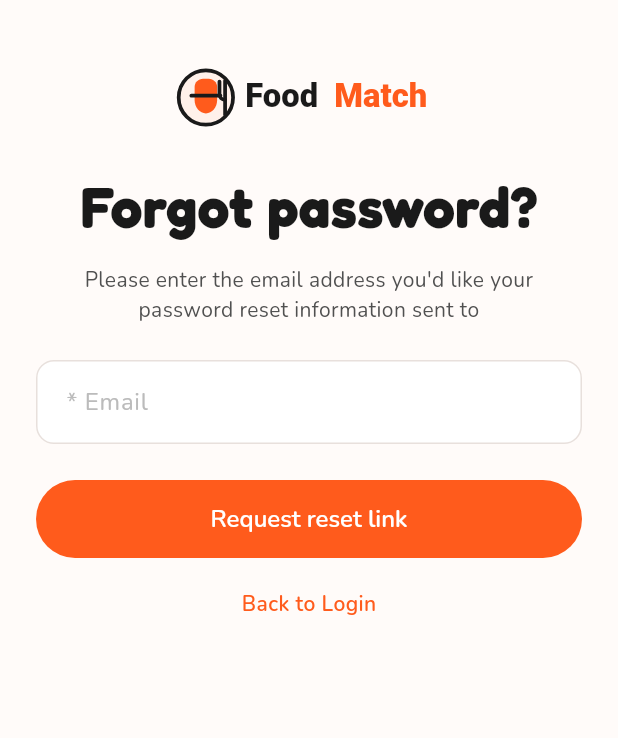
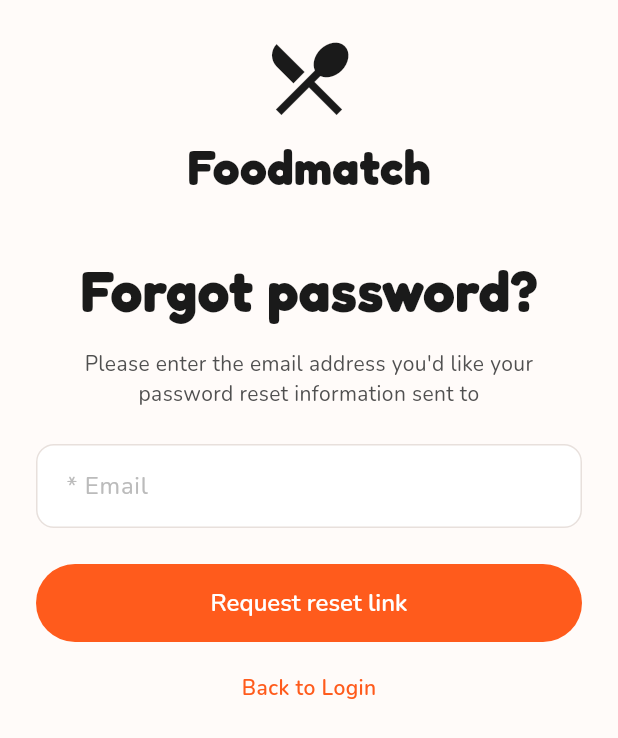
Before and after one commit to PavelMaximov/FoodMatch-App, a Flutter app: the screen it shows after launch, after a tap on "Forgot password?", on a phone screen of 412 x 824 dp. Shown: the top 738 px of the screen. Run offline on Flutter 3.47's test engine with Material 3 defaults, Android fonts, the phone set to English and light mode, and no system bars; our stand-ins replace cached_network_image, flutter_secure_storage, flutter_svg, go_router, google_fonts, hive_flutter and 3 more; accounts and stored records are empty; project files that could hold a hidden picture were left out.

Commit message:
Revert "Use SVG logo on auth screens"
This reverts commit fad49718089c022976ec022b196119a613bb272e.

```diff
--- a/food_match/lib/features/auth/presentation/screens/forgot_password_screen.dart
+++ b/food_match/lib/features/auth/presentation/screens/forgot_password_screen.dart
@@ -8,8 +8,8 @@ import '../../../../core/theme/app_text_styles.dart';
 import '../../../../core/utils/snackbar_utils.dart';
 import '../../../../core/utils/validators.dart';
 import '../../../../shared/widgets/app_button.dart';
+import '../../../../shared/widgets/app_logo_header.dart';
 import '../../../../shared/widgets/app_text_field.dart';
-import '../widgets/auth_logo.dart';
 
 class ForgotPasswordScreen extends StatefulWidget {
   const ForgotPasswordScreen({super.key});
@@ -46,7 +46,7 @@ class _ForgotPasswordScreenState extends State<ForgotPasswordScreen> {
               crossAxisAlignment: CrossAxisAlignment.center,
               children: <Widget>[
                 const SizedBox(height: 20),
-                const AuthLogo(),
+                const AppLogoHeader(showSubtitle: false),
                 Text(
                   AppStrings.resetPasswordTitle,
                   style: AppTextStyles.pageTitle,
--- a/food_match/lib/features/auth/presentation/screens/login_screen.dart
+++ b/food_match/lib/features/auth/presentation/screens/login_screen.dart
@@ -10,8 +10,8 @@ import '../../../../core/theme/app_text_styles.dart';
 import '../../../../core/utils/snackbar_utils.dart';
 import '../../../../core/utils/validators.dart';
 import '../../../../shared/widgets/app_button.dart';
+import '../../../../shared/widgets/app_logo_header.dart';
 import '../../../../shared/widgets/app_text_field.dart';
-import '../widgets/auth_logo.dart';
 import '../../logic/auth_provider.dart';
 
 class LoginScreen extends StatefulWidget {
@@ -169,7 +169,7 @@ class _LoginScreenState extends State<LoginScreen> {
               crossAxisAlignment: CrossAxisAlignment.center,
               children: <Widget>[
                 const SizedBox(height: 20),
-                const AuthLogo(),
+                const AppLogoHeader(showSubtitle: true),
                 Text(
                   AppStrings.login,
                   style: AppTextStyles.pageTitle,
--- a/food_match/lib/features/auth/presentation/screens/register_screen.dart
+++ b/food_match/lib/features/auth/presentation/screens/register_screen.dart
@@ -10,8 +10,8 @@ import '../../../../core/theme/app_text_styles.dart';
 import '../../../../core/utils/snackbar_utils.dart';
 import '../../../../core/utils/validators.dart';
 import '../../../../shared/widgets/app_button.dart';
+import '../../../../shared/widgets/app_logo_header.dart';
 import '../../../../shared/widgets/app_text_field.dart';
-import '../widgets/auth_logo.dart';
 import '../../logic/auth_provider.dart';
 
 class RegisterScreen extends StatefulWidget {
@@ -161,7 +161,7 @@ class _RegisterScreenState extends State<RegisterScreen> {
               crossAxisAlignment: CrossAxisAlignment.center,
               children: <Widget>[
                 const SizedBox(height: 20),
-                const AuthLogo(),
+                const AppLogoHeader(showSubtitle: true),
                 Text(
                   AppStrings.signUp,
                   style: AppTextStyles.pageTitle,
--- a/food_match/lib/features/auth/presentation/widgets/auth_logo.dart
+++ /dev/null
@@ -1,21 +0,0 @@
-import 'package:flutter/material.dart';
-import 'package:flutter_svg/flutter_svg.dart';
-
-class AuthLogo extends StatelessWidget {
-  const AuthLogo({super.key});
-
-  static const String assetPath = 'assets/logos/foodmatch_logo.svg';
-
-  @override
-  Widget build(BuildContext context) {
-    return Center(
-      child: SvgPicture.asset(
-        assetPath,
-        width: 200,
-        height: 90,
-        fit: BoxFit.contain,
-        placeholderBuilder: (_) => const SizedBox(width: 200, height: 90),
-      ),
-    );
-  }
-}
```
Also changed, not shown: food_match/assets/logos/foodmatch_logo.svg (deleted).
